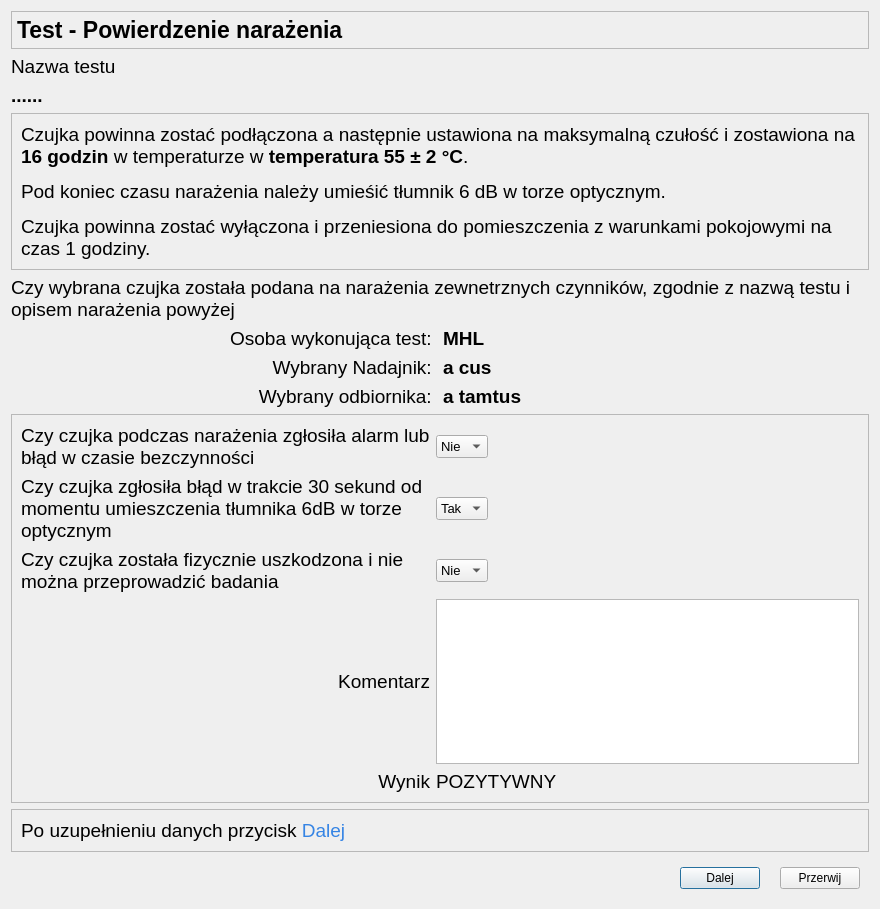
Old version of the form CzujkiLinioweApp/oknopotwierdzenienarazenia.ui in the repository wiacekmarcin/CzujkiLiniowe.
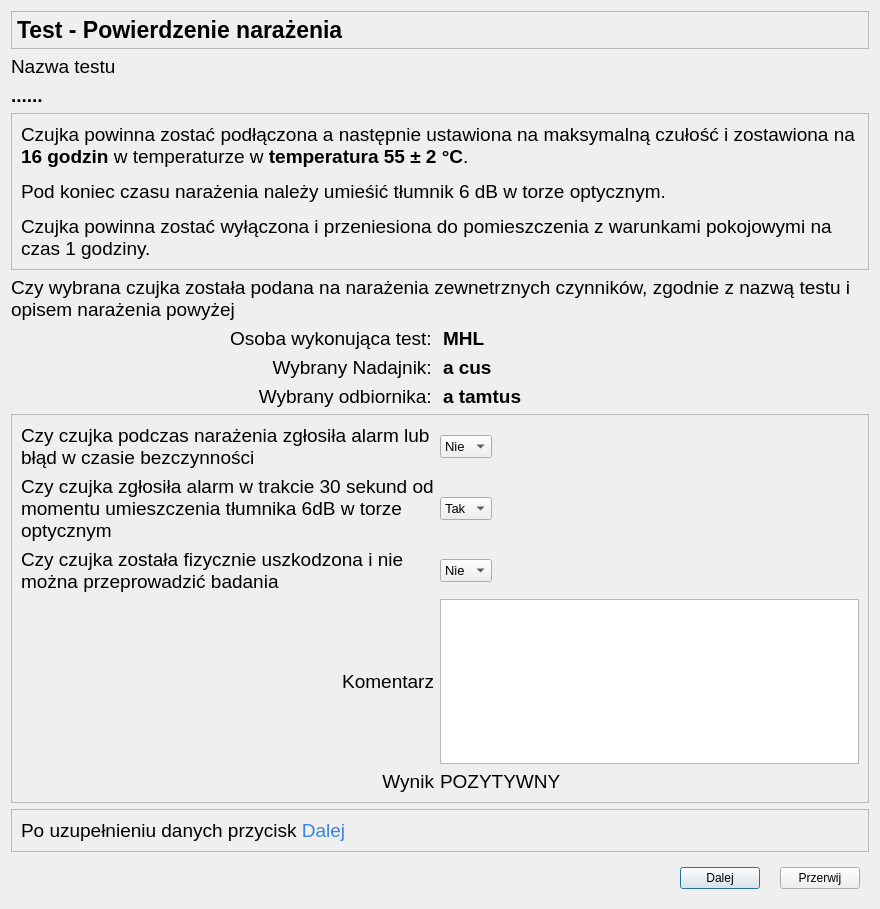
New version of the form. Icons and pictures are not drawn.

```diff
--- a/CzujkiLinioweApp/oknopotwierdzenienarazenia.ui
+++ b/CzujkiLinioweApp/oknopotwierdzenienarazenia.ui
@@ -13,7 +13,7 @@
   <property name="minimumSize">
    <size>
     <width>880</width>
-    <height>600</height>
+    <height>800</height>
    </size>
   </property>
   <property name="maximumSize">
@@ -378,7 +378,7 @@
          </font>
         </property>
         <property name="text">
-         <string>Czy czujka zgłosiła błąd w trakcie 30 sekund od momentu umieszczenia tłumnika 6dB w torze optycznym</string>
+         <string>Czy czujka zgłosiła alarm w trakcie 30 sekund od momentu umieszczenia tłumnika 6dB w torze optycznym</string>
         </property>
         <property name="wordWrap">
          <bool>true</bool>
```
